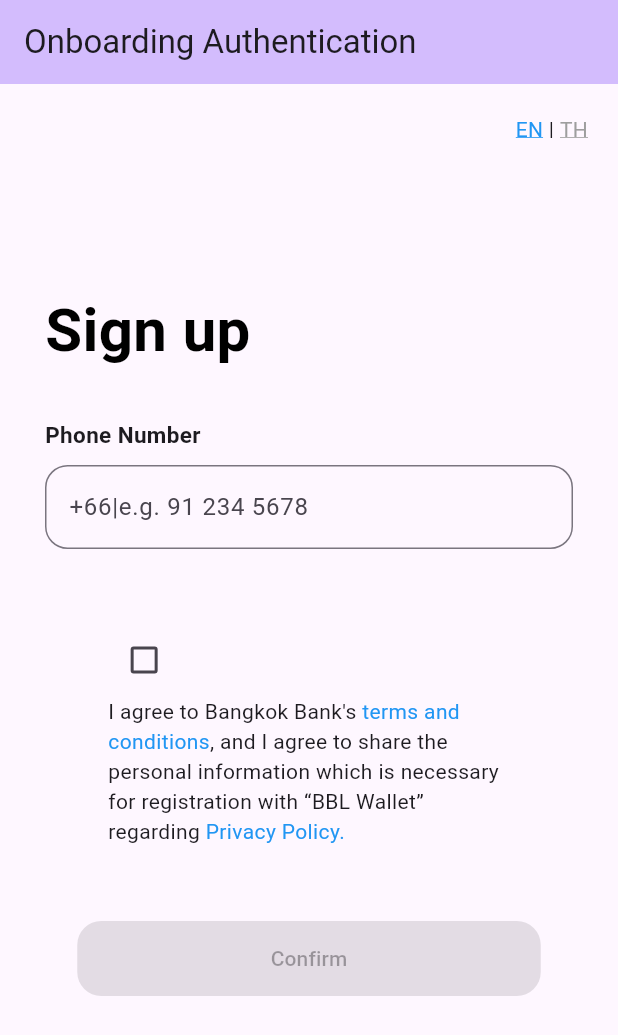
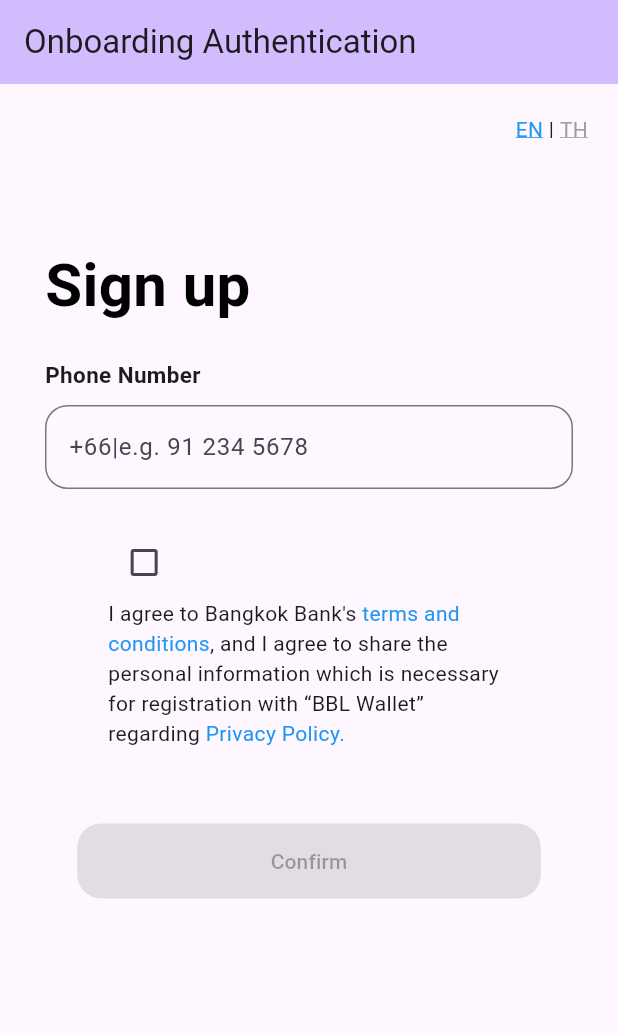
Before and after one commit to vannuwat/Onboarding_integration, a Flutter app: the screen it shows after launch, on a phone screen of 412 x 824 dp. Shown: the top 1035 px of the screen. Run offline on Flutter 3.47's test engine with Material 3 defaults, Android fonts, the phone set to English and light mode, and no system bars; our stand-ins replace easy_localization, flutter_riverpod, hooks_riverpod, pinput.

Commit message:
Update input_mobile.dart

```diff
--- a/onboarding_integration/lib/sections/input_mobile.dart
+++ b/onboarding_integration/lib/sections/input_mobile.dart
@@ -44,7 +44,7 @@ class _InputMobileState extends ConsumerState<InputMobile> {
         child: Column(children: [
           Column(crossAxisAlignment: CrossAxisAlignment.center, children: [
             SizedBox(
-              height: 50,
+              height: 20,
             ),
             Column(crossAxisAlignment: CrossAxisAlignment.start, children: [
               Text(tr("signUp"),
@@ -53,7 +53,7 @@ class _InputMobileState extends ConsumerState<InputMobile> {
                       fontWeight: FontWeight.bold,
                       color: Colors.black)),
               SizedBox(
-                height: 30,
+                height: 20,
               ),
               Text(tr("phoneNo"),
                   style: TextStyle(fontSize: 15, fontWeight: FontWeight.w600)),
@@ -71,7 +71,7 @@ class _InputMobileState extends ConsumerState<InputMobile> {
               ),
             ])
           ]),
-          SizedBox(height: 50),
+          SizedBox(height: 25),
           Container(
             alignment: Alignment.center,
             width: MediaQuery.of(context).size.width * 0.75,
```
